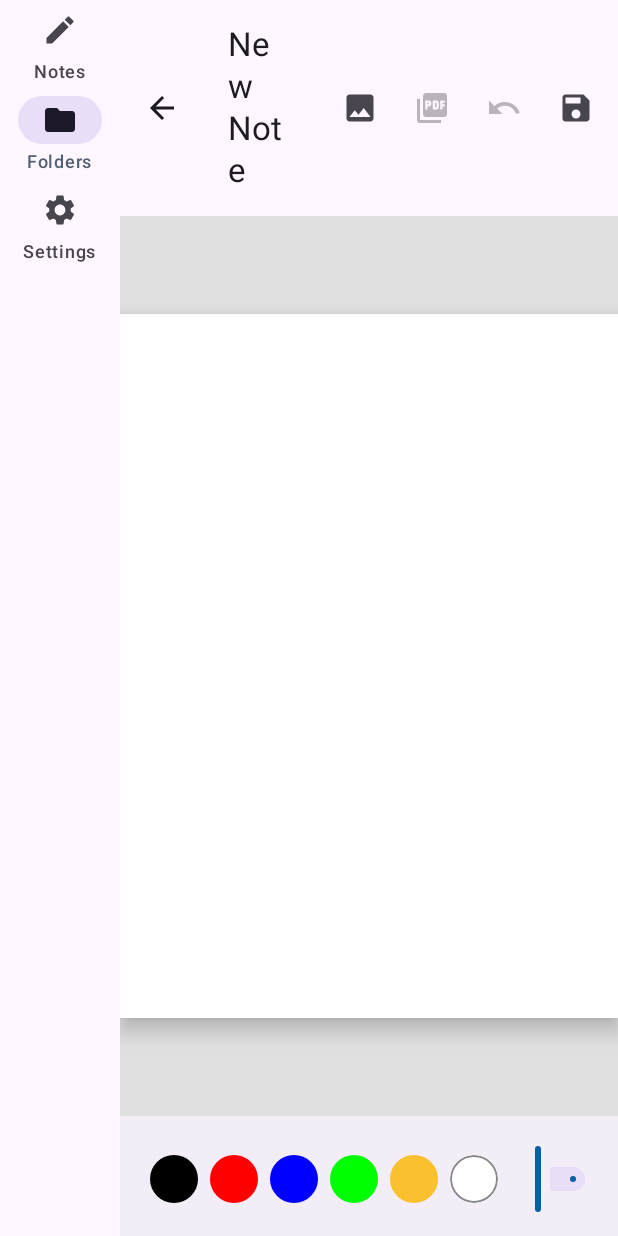
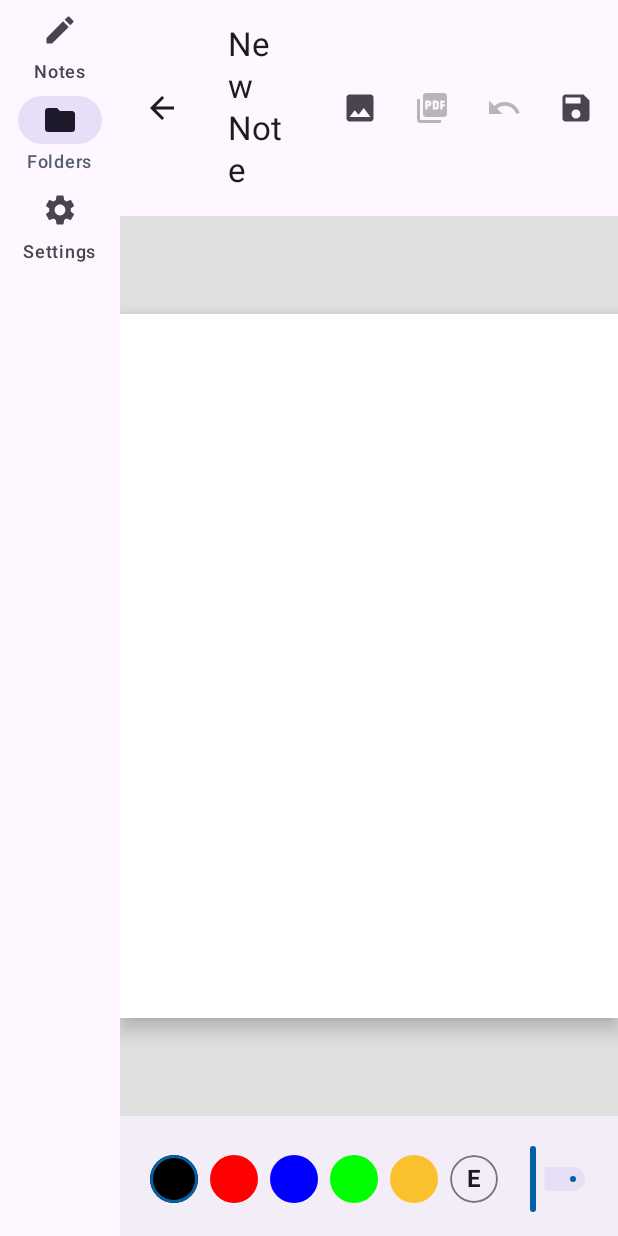
Before and after one commit to MidKnight458/PixelNotes, an Android app built with Jetpack Compose: the screen it shows after launch (MainActivity), tab 2 chosen, on a phone screen of 412 x 824 dp. Run offline under Robolectric (Android 15) with nearby library versions, the phone set to English and light mode, and no system bars; our stand-ins replace Room's generated code.

Commit message:
feat: implement precise BlendMode.Clear eraser tool and note deletion via long press

```diff
--- a/app/src/main/java/com/midknight/pixelnotes/MainActivity.kt
+++ b/app/src/main/java/com/midknight/pixelnotes/MainActivity.kt
@@ -52,6 +52,9 @@ class MainActivity : ComponentActivity() {
                                     notes = notes,
                                     onNoteClick = { note ->
                                         viewModel.openNoteForEditing(note)
+                                    },
+                                    onDeleteNote = { note ->
+                                        viewModel.deleteNote(note)
                                     }
                                 )
                                 1 -> DrawingScreen(viewModel = viewModel)
--- a/app/src/main/java/com/midknight/pixelnotes/domain/DrawingData.kt
+++ b/app/src/main/java/com/midknight/pixelnotes/domain/DrawingData.kt
@@ -9,7 +9,8 @@ data class PointData(val x: Float, val y: Float)
 data class StrokeData(
     val points: List<PointData>,
     val colorArgb: Int,
-    val strokeWidth: Float
+    val strokeWidth: Float,
+    val isEraser: Boolean = false
 ) {
     fun toPath(): Path {
         val path = Path()
@@ -27,6 +28,7 @@ fun Stroke.toData(points: List<PointData>): StrokeData {
     return StrokeData(
         points = points,
         colorArgb = this.color.toArgb(),
-        strokeWidth = this.strokeWidth
+        strokeWidth = this.strokeWidth,
+        isEraser = false
     )
 }
--- a/app/src/main/java/com/midknight/pixelnotes/domain/PdfExporter.kt
+++ b/app/src/main/java/com/midknight/pixelnotes/domain/PdfExporter.kt
@@ -34,7 +34,11 @@ class PdfExporter(private val context: Context) {
             }
 
             note.drawingData.forEach { strokeData ->
-                paint.color = strokeData.colorArgb
+                if (strokeData.isEraser) {
+                    paint.color = android.graphics.Color.WHITE
+                } else {
+                    paint.color = strokeData.colorArgb
+                }
                 paint.strokeWidth = strokeData.strokeWidth
 
                 val path = android.graphics.Path()
--- a/app/src/main/java/com/midknight/pixelnotes/ui/screens/DrawingScreen.kt
+++ b/app/src/main/java/com/midknight/pixelnotes/ui/screens/DrawingScreen.kt
@@ -57,6 +57,7 @@ import androidx.compose.ui.graphics.Color
 import androidx.compose.ui.graphics.graphicsLayer
 import androidx.compose.ui.layout.ContentScale
 import androidx.compose.ui.platform.LocalContext
+import androidx.compose.ui.text.font.FontWeight
 import androidx.compose.ui.unit.dp
 import coil.compose.AsyncImage
 import com.midknight.pixelnotes.data.Note
@@ -75,7 +76,7 @@ fun DrawingScreen(viewModel: NotesViewModel) {
     val context = LocalContext.current
     val coroutineScope = rememberCoroutineScope()
 
-    val colors = listOf(Color.Black, Color.Red, Color.Blue, Color.Green, Color(0xFFFBC02D), Color.White)
+    val colors = listOf(Color.Black, Color.Red, Color.Blue, Color.Green, Color(0xFFFBC02D))
 
     val pdfLauncher = rememberLauncherForActivityResult(
         contract = ActivityResultContracts.CreateDocument("application/pdf")
@@ -176,7 +177,7 @@ fun DrawingScreen(viewModel: NotesViewModel) {
                     horizontalArrangement = Arrangement.SpaceBetween,
                     verticalAlignment = Alignment.CenterVertically
                 ) {
-                    Row(horizontalArrangement = Arrangement.spacedBy(8.dp)) {
+                    Row(horizontalArrangement = Arrangement.spacedBy(8.dp), verticalAlignment = Alignment.CenterVertically) {
                         colors.forEach { color ->
                             Box(
                                 modifier = Modifier
@@ -184,19 +185,38 @@ fun DrawingScreen(viewModel: NotesViewModel) {
                                     .clip(CircleShape)
                                     .background(color)
                                     .border(
-                                        width = if (viewModel.currentColor == color) 2.dp else 1.dp,
-                                        color = if (color == Color.White) Color.Gray else Color.Transparent,
+                                        width = if (viewModel.currentColor == color && !viewModel.isEraserMode) 2.dp else 1.dp,
+                                        color = if (viewModel.currentColor == color && !viewModel.isEraserMode) MaterialTheme.colorScheme.primary else Color.Transparent,
                                         shape = CircleShape
                                     )
-                                    .clickable { viewModel.currentColor = color }
+                                    .clickable {
+                                        viewModel.currentColor = color
+                                        viewModel.isEraserMode = false
+                                    }
                             )
+                        }
+
+                        Box(
+                            modifier = Modifier
+                                .size(32.dp)
+                                .clip(CircleShape)
+                                .background(if (viewModel.isEraserMode) MaterialTheme.colorScheme.primaryContainer else Color.Transparent)
+                                .border(
+                                    width = 1.dp,
+                                    color = MaterialTheme.colorScheme.outline,
+                                    shape = CircleShape
+                                )
+                                .clickable { viewModel.isEraserMode = true },
+                            contentAlignment = Alignment.Center
+                        ) {
+                            Text("E", fontWeight = FontWeight.Bold, color = if (viewModel.isEraserMode) MaterialTheme.colorScheme.onPrimaryContainer else MaterialTheme.colorScheme.onSurface)
                         }
                     }
 
                     Slider(
                         value = viewModel.currentStrokeWidth,
                         onValueChange = { viewModel.currentStrokeWidth = it },
-                        valueRange = 2f..30f,
+                        valueRange = 2f..50f,
                         modifier = Modifier
                             .weight(1f)
                             .padding(start = 16.dp)
@@ -284,6 +304,7 @@ fun DrawingScreen(viewModel: NotesViewModel) {
                         strokes = viewModel.currentStrokes,
                         currentColor = viewModel.currentColor,
                         currentStrokeWidth = viewModel.currentStrokeWidth,
+                        isEraserMode = viewModel.isEraserMode,
                         modifier = Modifier.fillMaxSize()
                     )
                 }
--- a/app/src/main/java/com/midknight/pixelnotes/ui/viewmodels/NotesViewModel.kt
+++ b/app/src/main/java/com/midknight/pixelnotes/ui/viewmodels/NotesViewModel.kt
@@ -30,12 +30,14 @@ class NotesViewModel(private val dao: NoteDao) : ViewModel() {
     var currentBackgroundUri by mutableStateOf<String?>(null)
     var currentColor by mutableStateOf(Color.Black)
     var currentStrokeWidth by mutableFloatStateOf(8f)
+    var isEraserMode by mutableStateOf(false)
 
     fun openNoteForEditing(note: Note?) {
         selectedNote = note
         currentStrokes.clear()
         currentColor = Color.Black
         currentStrokeWidth = 8f
+        isEraserMode = false
 
         if (note != null) {
             currentTitle = note.title
@@ -78,6 +80,12 @@ class NotesViewModel(private val dao: NoteDao) : ViewModel() {
         }
         closeEditing()
     }
+
+    fun deleteNote(note: Note) {
+        viewModelScope.launch {
+            dao.deleteNote(note)
+        }
+    }
 }
 
 class NotesViewModelFactory(private val dao: NoteDao) : ViewModelProvider.Factory {
```
Also changed, not shown: app/src/main/java/com/midknight/pixelnotes/ui/components/DrawingCanvas.kt (+14 -5 lines), app/src/main/java/com/midknight/pixelnotes/ui/components/NoteCard.kt (+8 -2 lines), app/src/main/java/com/midknight/pixelnotes/ui/screens/NotesScreen.kt (+39 -2 lines).
